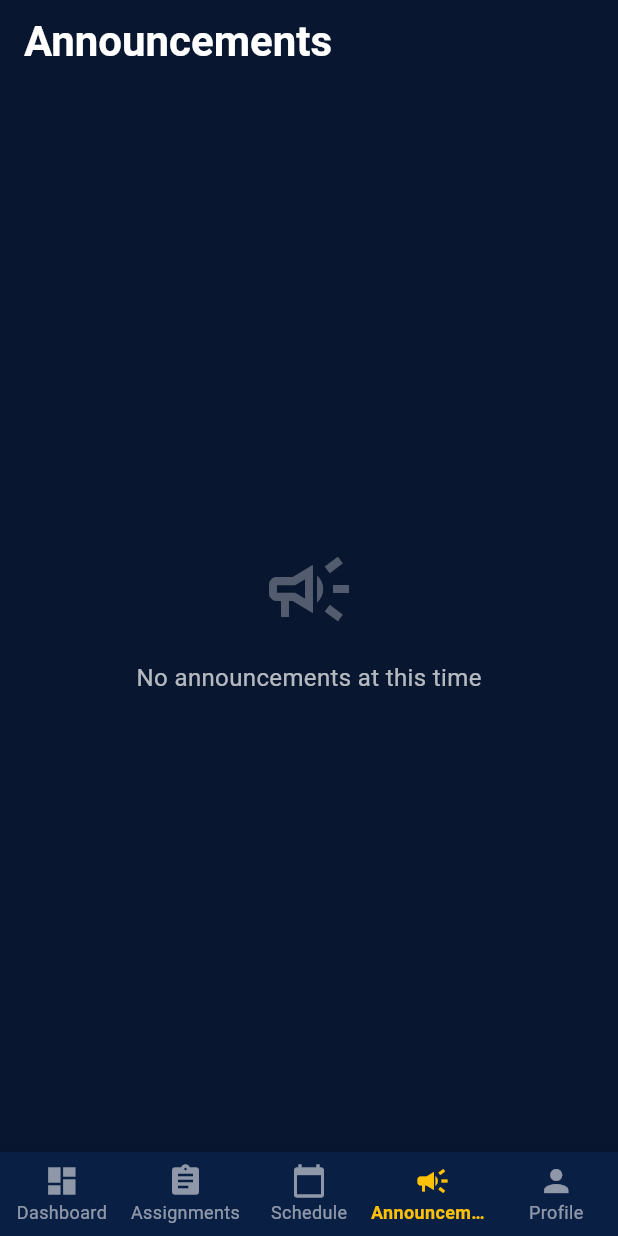
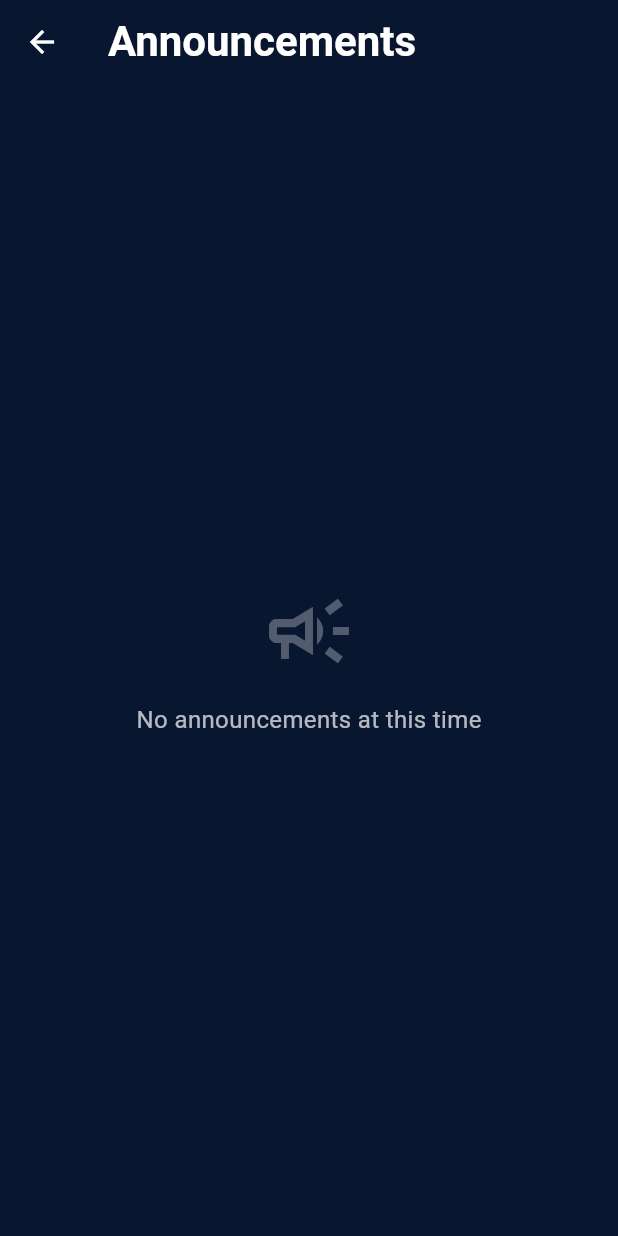
Before and after one commit to iclaudiaadeline/Group31_FormativeAssignment1, a Flutter app: the screen it shows once a user with an empty profile is signed in, scrolled down 75 dp, after a tap on the "campaign" icon, on a phone screen of 412 x 824 dp. Run offline on Flutter 3.47's test engine with Material 3 defaults, Android fonts, the phone set to English and light mode, and no system bars; our stand-ins replace cloud_firestore, connectivity_plus, firebase_auth, firebase_core; accounts and stored records are empty.

Commit message:
final wrapup

```diff
--- a/lib/main.dart
+++ b/lib/main.dart
@@ -27,8 +27,6 @@ import 'services/announcement_service.dart';
 import 'screens/dashboard_screen.dart';
 import 'screens/assignments_screen.dart';
 import 'screens/schedule_screen.dart';
-import 'screens/announcements_screen.dart';
-import 'screens/profile_screen.dart';
 import 'screens/login_screen.dart';
 
 /// Application entry point
@@ -204,8 +202,6 @@ class MainNavigationScreenState extends State<MainNavigationScreen>
     DashboardScreen(),
     AssignmentsScreen(),
     ScheduleScreen(),
-    AnnouncementsScreen(),
-    ProfileScreen(),
   ];
 
   @override
@@ -221,11 +217,11 @@ class MainNavigationScreenState extends State<MainNavigationScreen>
         ),
       ),
 
-      // Bottom navigation bar with five tabs
+      // Bottom navigation bar with three tabs
       bottomNavigationBar: BottomNavigationBar(
         currentIndex: _currentIndex,
         onTap: _onTabTapped,
-        type: BottomNavigationBarType.fixed, // Required for more than 3 items
+        type: BottomNavigationBarType.fixed,
         items: const [
           BottomNavigationBarItem(
             icon: Icon(Icons.dashboard),
@@ -238,14 +234,6 @@ class MainNavigationScreenState extends State<MainNavigationScreen>
           BottomNavigationBarItem(
             icon: Icon(Icons.calendar_today),
             label: 'Schedule',
-          ),
-          BottomNavigationBarItem(
-            icon: Icon(Icons.campaign),
-            label: 'Announcements',
-          ),
-          BottomNavigationBarItem(
-            icon: Icon(Icons.person),
-            label: 'Profile',
           ),
         ],
       ),
--- a/lib/providers/announcement_provider.dart
+++ b/lib/providers/announcement_provider.dart
@@ -1,3 +1,4 @@
+import 'dart:async';
 import 'package:flutter/foundation.dart';
 import '../models/announcement.dart';
 import '../services/announcement_service.dart';
@@ -14,6 +15,7 @@ class AnnouncementProvider extends ChangeNotifier {
   bool _isLoading = false;
   String? _error;
   int _unreadCount = 0;
+  StreamSubscription<List<Announcement>>? _announcementSubscription;
 
   AnnouncementProvider({
     required AnnouncementService service,
@@ -48,7 +50,10 @@ class AnnouncementProvider extends ChangeNotifier {
     // Generate dynamic announcements first
     _generateDynamicAnnouncements();
 
-    _service.getAnnouncementsStream(userId).listen(
+    // Cancel existing subscription if any
+    _announcementSubscription?.cancel();
+
+    _announcementSubscription = _service.getAnnouncementsStream(userId).listen(
       (announcements) {
         _announcements = announcements;
         _isLoading = false;
@@ -62,6 +67,12 @@ class AnnouncementProvider extends ChangeNotifier {
         notifyListeners();
       },
     );
+  }
+
+  @override
+  void dispose() {
+    _announcementSubscription?.cancel();
+    super.dispose();
   }
 
   /// Generate dynamic announcements based on sessions and assignments
--- a/lib/screens/announcements_screen.dart
+++ b/lib/screens/announcements_screen.dart
@@ -30,6 +30,7 @@ class _AnnouncementsScreenState extends State<AnnouncementsScreen> {
     return Scaffold(
       backgroundColor: AppColors.background,
       appBar: AppBar(
+        iconTheme: const IconThemeData(color: Colors.white),
         title: const Text(
           'Announcements',
           style: TextStyle(
--- a/lib/screens/dashboard_screen.dart
+++ b/lib/screens/dashboard_screen.dart
@@ -10,7 +10,8 @@ import '../widgets/attendance_status_widget.dart';
 import '../widgets/session_type_badge.dart';
 import '../widgets/priority_badge.dart';
 import '../widgets/sync_status_indicator.dart';
-import '../main.dart'; // For MainNavigationScreenState
+import 'announcements_screen.dart';
+import 'profile_screen.dart';
 
 /// Dashboard screen displaying academic overview
 ///
@@ -60,17 +61,21 @@ class _DashboardScreenState extends State<DashboardScreen> {
   }
 
   void _navigateToAnnouncements() {
-    // Navigate to announcements tab (index 3)
-    final navigationState =
-        context.findAncestorStateOfType<MainNavigationScreenState>();
-    navigationState?.navigateToTab(3);
+    Navigator.push(
+      context,
+      MaterialPageRoute(
+        builder: (context) => const AnnouncementsScreen(),
+      ),
+    );
   }
 
   void _navigateToProfile() {
-    // Navigate to profile tab (index 4)
-    final navigationState =
-        context.findAncestorStateOfType<MainNavigationScreenState>();
-    navigationState?.navigateToTab(4);
+    Navigator.push(
+      context,
+      MaterialPageRoute(
+        builder: (context) => const ProfileScreen(),
+      ),
+    );
   }
 
   @override
--- a/lib/screens/profile_screen.dart
+++ b/lib/screens/profile_screen.dart
@@ -2,7 +2,6 @@ import 'package:flutter/material.dart';
 import 'package:provider/provider.dart';
 import '../providers/auth_provider.dart';
 import '../providers/dashboard_provider.dart';
-import '../services/auth_service.dart';
 import '../config/colors.dart';
 
 /// Profile screen displaying user information and risk status
@@ -63,9 +62,7 @@ class _ProfileScreenState extends State<ProfileScreen> {
       appBar: AppBar(
         leading: IconButton(
           icon: const Icon(Icons.arrow_back, color: Colors.white),
-          onPressed: () {
-            // Navigate back or to dashboard
-          },
+          onPressed: () => Navigator.pop(context),
         ),
         title: const Text(
           'Your Risk Status',
```
Also changed, not shown: lib/models/announcement.dart (+14 -1 lines), 5 other files.
